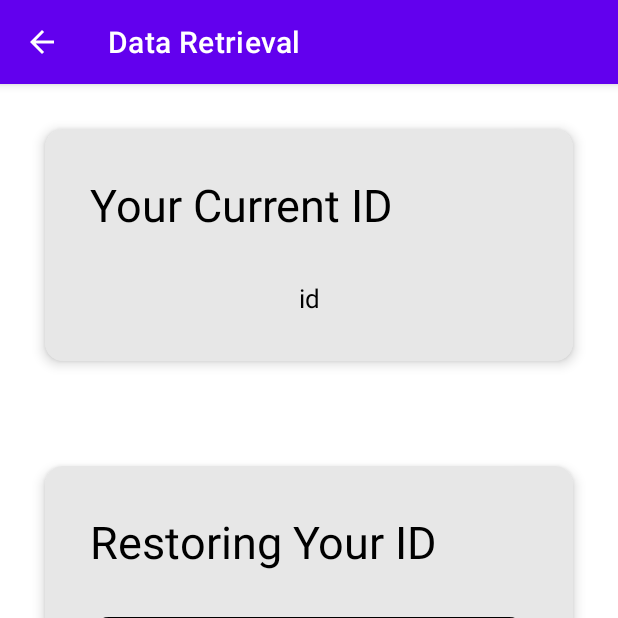
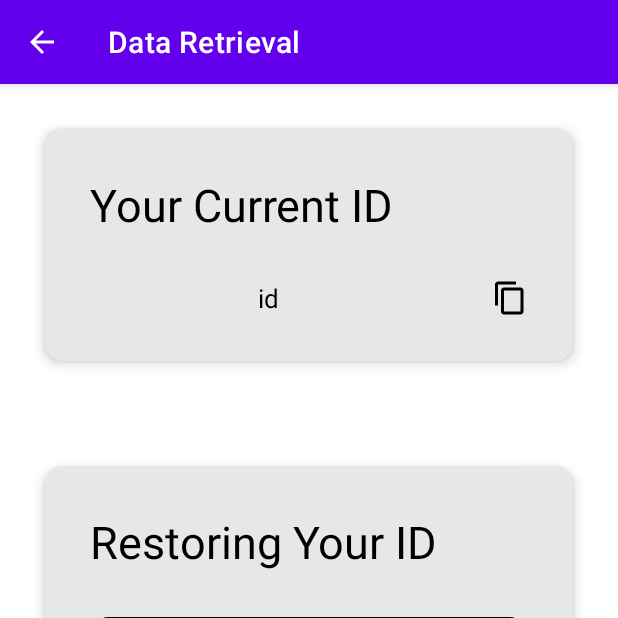
Before and after one commit to winkydes/SubMarker, an Android app: the DataRetrievalActivity screen opened directly, with no data from a screen before it, on a phone screen of 412 x 824 dp, the top half of it. Run offline under Robolectric (Android 15) with nearby library versions, the phone set to English and light mode, and no system bars; our stand-ins replace Firebase (no records; nobody signed in at launch, a user with empty details on screens opened directly).

Commit message:
copy user id function done

```diff
--- a/app/src/main/java/com/example/submarker/activities/DataRetrievalActivity.kt
+++ b/app/src/main/java/com/example/submarker/activities/DataRetrievalActivity.kt
@@ -1,19 +1,19 @@
 package com.example.submarker.activities
 
+import android.R.attr.label
 import android.app.AlertDialog
+import android.content.ClipData
+import android.content.ClipboardManager
 import android.content.Context
-import android.content.DialogInterface
 import android.os.Bundle
 import android.util.Log
-import android.widget.Button
-import android.widget.EditText
-import android.widget.TextView
-import android.widget.Toast
+import android.widget.*
 import androidx.appcompat.app.AppCompatActivity
 import com.example.submarker.R
 import com.example.submarker.databinding.ActivityDataRetrievalBinding
 import com.google.firebase.firestore.ktx.firestore
 import com.google.firebase.ktx.Firebase
+
 
 class DataRetrievalActivity : AppCompatActivity() {
     val db = Firebase.firestore
@@ -77,6 +77,15 @@ class DataRetrievalActivity : AppCompatActivity() {
             }
 
         }
+
+        val ivCopy: ImageView = binding.ivCopy
+        ivCopy.setOnClickListener {
+            val clipboard: ClipboardManager =
+                getSystemService(CLIPBOARD_SERVICE) as ClipboardManager
+            val clip = ClipData.newPlainText("user id", userId)
+            clipboard.setPrimaryClip(clip)
+            Toast.makeText(this@DataRetrievalActivity, "Copied to clipboard", Toast.LENGTH_SHORT).show()
+        }
     }
 
     override fun onSupportNavigateUp(): Boolean {
--- a/app/src/main/java/com/example/submarker/data/SuggestedSubscription.kt
+++ b/app/src/main/java/com/example/submarker/data/SuggestedSubscription.kt
@@ -7,13 +7,15 @@ class SuggestedSubscription: Serializable {
     public var category: String = ""
     public var period: String = ""
     public var price: Double = 0.0
+    public var description: String = ""
 
     constructor() {}
 
-    constructor(name: String, category: String, period: String, price: Double) {
+    constructor(name: String, category: String, period: String, price: Double, description: String) {
         this.name = name
         this.category = category
         this.period = period
         this.price = price
+        this.description = description
     }
 }
--- /dev/null
+++ b/app/src/main/res/drawable/ic_baseline_content_copy_24.xml
@@ -0,0 +1,5 @@
+<vector android:height="24dp" android:tint="#000000"
+    android:viewportHeight="24" android:viewportWidth="24"
+    android:width="24dp" xmlns:android="http://schemas.android.com/apk/res/android">
+    <path android:fillColor="@android:color/white" android:pathData="M16,1L4,1c-1.1,0 -2,0.9 -2,2v14h2L4,3h12L16,1zM19,5L8,5c-1.1,0 -2,0.9 -2,2v14c0,1.1 0.9,2 2,2h11c1.1,0 2,-0.9 2,-2L21,7c0,-1.1 -0.9,-2 -2,-2zM19,21L8,21L8,7h11v14z"/>
+</vector>
--- a/app/src/main/res/layout/activity_data_retrieval.xml
+++ b/app/src/main/res/layout/activity_data_retrieval.xml
@@ -42,7 +42,17 @@
             android:textIsSelectable="true"
             app:layout_constraintTop_toBottomOf="@id/tv_your_current_id"
             app:layout_constraintStart_toStartOf="parent"
-            app:layout_constraintEnd_toEndOf="parent"/>
+            app:layout_constraintEnd_toStartOf="@id/iv_copy"/>
+
+        <ImageView
+            android:id="@+id/iv_copy"
+            android:layout_width="wrap_content"
+            android:layout_height="wrap_content"
+            app:layout_constraintEnd_toEndOf="parent"
+            android:layout_marginVertical="30dp"
+            android:layout_marginEnd="30dp"
+            android:src="@drawable/ic_baseline_content_copy_24"
+            app:layout_constraintTop_toBottomOf="@id/tv_your_current_id"/>
 
     </androidx.constraintlayout.widget.ConstraintLayout>
 
```
